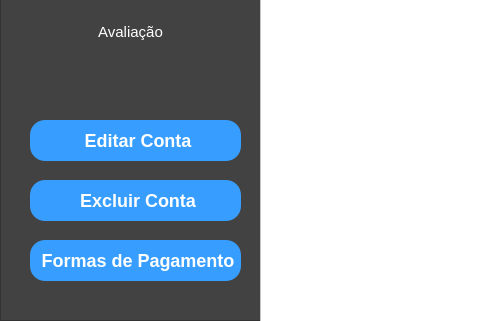
The window that usuario.ui (Luisf66/Uber_dos_Servicos) describes before a commit, drawn with Qt 5; both pictures show x 0 to 480 and y 410 to 731 of the 1058 by 731 pixel window.
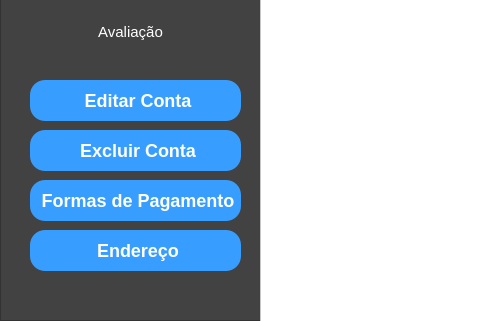
The same window after the commit. Icons and pictures are not drawn.

Commit message: Modificação nas telas

The edit to the form file:
```diff
--- a/usuario.ui
+++ b/usuario.ui
@@ -38,7 +38,7 @@
     <property name="geometry">
      <rect>
       <x>30</x>
-      <y>530</y>
+      <y>490</y>
       <width>211</width>
       <height>41</height>
      </rect>
@@ -75,7 +75,7 @@
     <property name="geometry">
      <rect>
       <x>30</x>
-      <y>590</y>
+      <y>540</y>
       <width>211</width>
       <height>41</height>
      </rect>
@@ -112,7 +112,7 @@
     <property name="geometry">
      <rect>
       <x>30</x>
-      <y>650</y>
+      <y>590</y>
       <width>211</width>
       <height>41</height>
      </rect>
@@ -378,6 +378,43 @@
      </item>
     </layout>
    </widget>
+   <widget class="QPushButton" name="btn_endereco">
+    <property name="geometry">
+     <rect>
+      <x>30</x>
+      <y>640</y>
+      <width>211</width>
+      <height>41</height>
+     </rect>
+    </property>
+    <property name="styleSheet">
+     <string notr="true">QPushButton {
+    background:rgb(55, 158, 255);
+    color: white;               /* Cor do texto: branco */
+    font-family: &quot;Times New Roman&quot;;  /* Fonte formal */
+    font-size: 18px;            /* Tamanho da fonte */
+    font-weight: bold;          /* Negrito para destacar o texto */
+    border-radius: 15px;        /* Borda arredondada */
+}
+
+QPushButton:hover {
+    background-color: #007bff;  /* Cor do fundo quando o mouse está sobre o botão: azul claro */
+    color: #333333;             /* Cor do texto ao passar o mouse: cinza escuro */
+}
+
+QPushButton:pressed {
+    background-color: #003366;  /* Cor do botão ao ser pressionado: azul ainda mais escuro */
+    color: #ffffff;             /* Cor do texto ao ser pressionado: branco */
+}</string>
+    </property>
+    <property name="text">
+     <string> Endereço</string>
+    </property>
+    <property name="icon">
+     <iconset theme="QIcon::ThemeIcon::GoHome" resource="recursos.qrc">
+      <normaloff>:/imagem/imagens/pagamento.png</normaloff>:/imagem/imagens/pagamento.png</iconset>
+    </property>
+   </widget>
   </widget>
   <widget class="QFrame" name="frame_2">
    <property name="geometry">
```
The commit also changes 1 other file.
